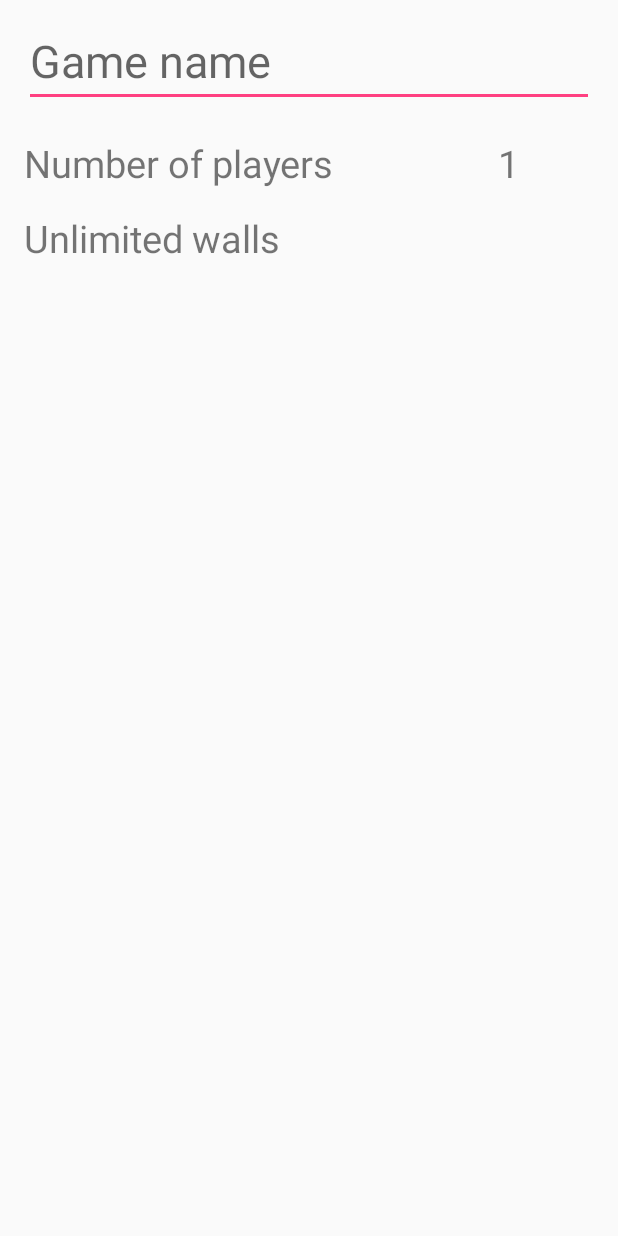
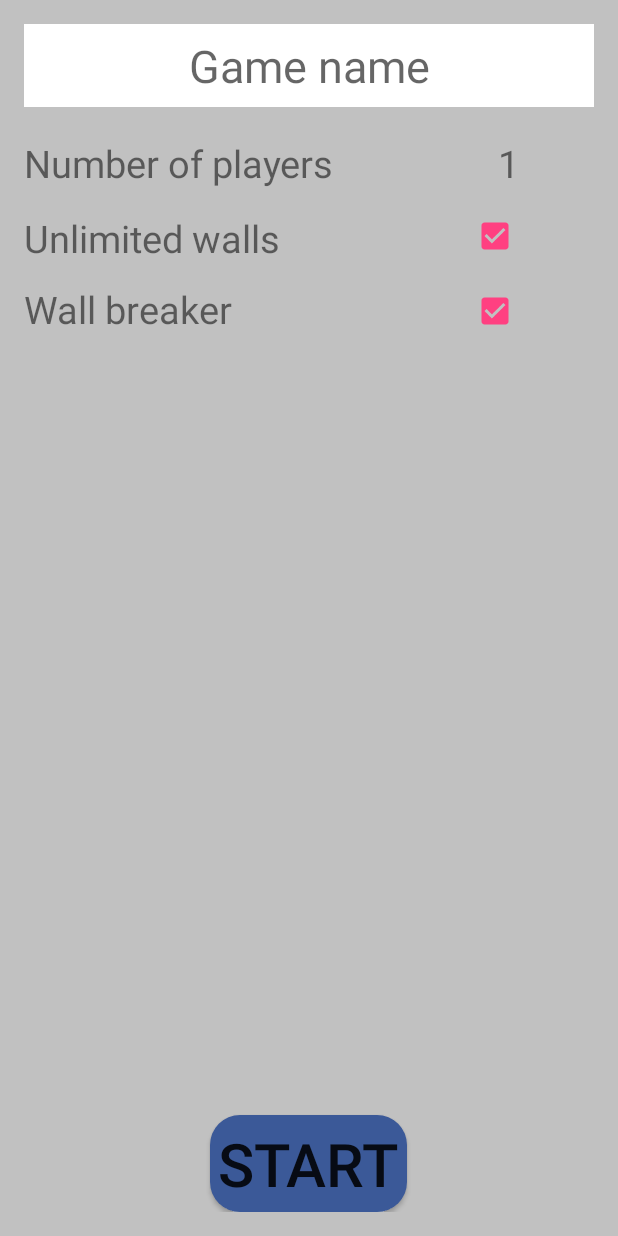
Before and after one commit to TronGame/CWA115, an Android app: the HostingActivity screen opened directly, with no data from a screen before it, on a phone screen of 412 x 824 dp. Run offline under Robolectric (Android 15) with nearby library versions, the phone set to English and light mode, and no system bars.

Commit message:
finished _hosting.xml for the offline version& made rounded_button.xml

```diff
--- /dev/null
+++ b/app/src/main/res/drawable/round_button.xml
@@ -0,0 +1,4 @@
+<?xml version="1.0" encoding="utf-8"?>
+<shape xmlns:android="http://schemas.android.com/apk/res/android" android:shape="oval">
+    <solid android:color="@color/facebookBlue"/>
+</shape>
--- a/app/src/main/res/drawable/rounded_button.xml
+++ b/app/src/main/res/drawable/rounded_button.xml
@@ -1,4 +1,5 @@
 <?xml version="1.0" encoding="utf-8"?>
-<shape xmlns:android="http://schemas.android.com/apk/res/android" android:shape="oval">
+<shape xmlns:android="http://schemas.android.com/apk/res/android" android:shape="rectangle">
     <solid android:color="@color/facebookBlue"/>
+    <corners android:radius="20dp" />
 </shape>
--- a/app/src/main/res/layout/content_hosting.xml
+++ b/app/src/main/res/layout/content_hosting.xml
@@ -1,13 +1,17 @@
 <?xml version="1.0" encoding="utf-8"?>
 <RelativeLayout xmlns:android="http://schemas.android.com/apk/res/android"
     xmlns:tools="http://schemas.android.com/tools"
-    xmlns:app="http://schemas.android.com/apk/res-auto" android:layout_width="match_parent"
-    android:layout_height="match_parent" android:paddingLeft="@dimen/activity_horizontal_margin"
+    xmlns:app="http://schemas.android.com/apk/res-auto"
+    android:background="@color/basicGrey"
+    android:layout_width="match_parent"
+    android:layout_height="match_parent"
+    android:paddingLeft="@dimen/activity_horizontal_margin"
     android:paddingRight="@dimen/activity_horizontal_margin"
     android:paddingTop="@dimen/activity_vertical_margin"
     android:paddingBottom="@dimen/activity_vertical_margin"
     app:layout_behavior="@string/appbar_scrolling_view_behavior"
-    tools:showIn="@layout/activity_hosting" tools:context="cwa115.trongame.HostingActivity">
+    tools:showIn="@layout/activity_hosting"
+    tools:context="cwa115.trongame.HostingActivity">
 
     <EditText
         android:layout_width="match_parent"
@@ -15,7 +19,9 @@
         android:hint="@string/hosting_name"
         android:capitalize="characters"
         android:id="@+id/editText"
-        android:textSize="30dp"/>
+        android:textSize="30dp"
+        android:gravity="center"
+        android:background="@color/basicWhite"/>
 
     <TextView
         android:layout_width="wrap_content"
@@ -36,19 +42,57 @@
         android:textSize="25dp"
         android:layout_alignTop="@+id/textView"
         android:layout_alignRight="@+id/editText"
-        android:layout_alignEnd="@+id/editText" />
+        android:layout_alignEnd="@+id/editText"
+        android:id="@+id/textView3" />
     <!-- the Textview above will be changed to a editText once we make a online version-->
 
     <TextView
         android:layout_width="wrap_content"
         android:layout_height="wrap_content"
-        android:text="Unlimited walls"
+        android:text="@string/Unlimited_walls"
         android:textSize="25dp"
         android:layout_below="@+id/textView"
         android:layout_alignParentLeft="true"
         android:layout_alignParentStart="true"
-        android:layout_marginTop="15dp" />
+        android:layout_marginTop="15dp"
+        android:id="@+id/textView2" />
+
+    <CheckBox
+        android:layout_width="wrap_content"
+        android:layout_height="wrap_content"
+        android:checked="true"
+        android:layout_alignTop="@+id/textView2"
+        android:layout_alignRight="@+id/textView3"
+        android:layout_alignEnd="@+id/textView3"
+        android:id="@+id/checkBox" />
 
 
+    <TextView
+        android:layout_width="wrap_content"
+        android:layout_height="wrap_content"
+        android:text="@string/item_wall_breaker"
+        android:textSize="25dp"
+        android:layout_below="@+id/checkBox"
+        android:layout_alignParentLeft="true"
+        android:layout_alignParentStart="true"
+        android:layout_marginTop="15dp"
+        android:id="@+id/textView5" />
+    <CheckBox
+        android:layout_width="wrap_content"
+        android:layout_height="wrap_content"
+        android:checked="true"
+        android:id="@+id/checkBox2"
+        android:layout_alignBottom="@+id/textView5"
+        android:layout_alignLeft="@+id/checkBox"
+        android:layout_alignStart="@+id/checkBox" />
+    <Button
+        android:layout_width="wrap_content"
+        android:layout_height="wrap_content"
+        android:text="@string/start"
+        android:textSize="40dp"
+        android:layout_alignParentBottom="true"
+        android:layout_centerHorizontal="true"
+        android:background="@drawable/rounded_button"
+        android:padding="5dp"/>
 
 </RelativeLayout>
--- a/app/src/main/res/layout/content_main.xml
+++ b/app/src/main/res/layout/content_main.xml
@@ -44,8 +44,9 @@
         android:paddingBottom="80dp"
         android:paddingTop="80dp"
         android:onClick="showGameActivity"
-        android:background="@drawable/rounded_button"
+        android:background="@drawable/round_button"
         android:layout_alignParentBottom="true"
         android:layout_centerHorizontal="true"
         android:layout_marginBottom="90dp" />
+
 </RelativeLayout>
--- a/app/src/main/res/values/start_screen_strings.xml
+++ b/app/src/main/res/values/start_screen_strings.xml
@@ -9,4 +9,7 @@
     <string name="title_activity_room">RoomActivity</string>
     <string name="number_of_players">Number of players</string>
     <string name="hosting">HOST</string>
+    <string name="Unlimited_walls">Unlimited walls</string>
+    <string name="item">Items</string>
+    <string name="item_wall_breaker">Wall breaker</string>
 </resources>
```
